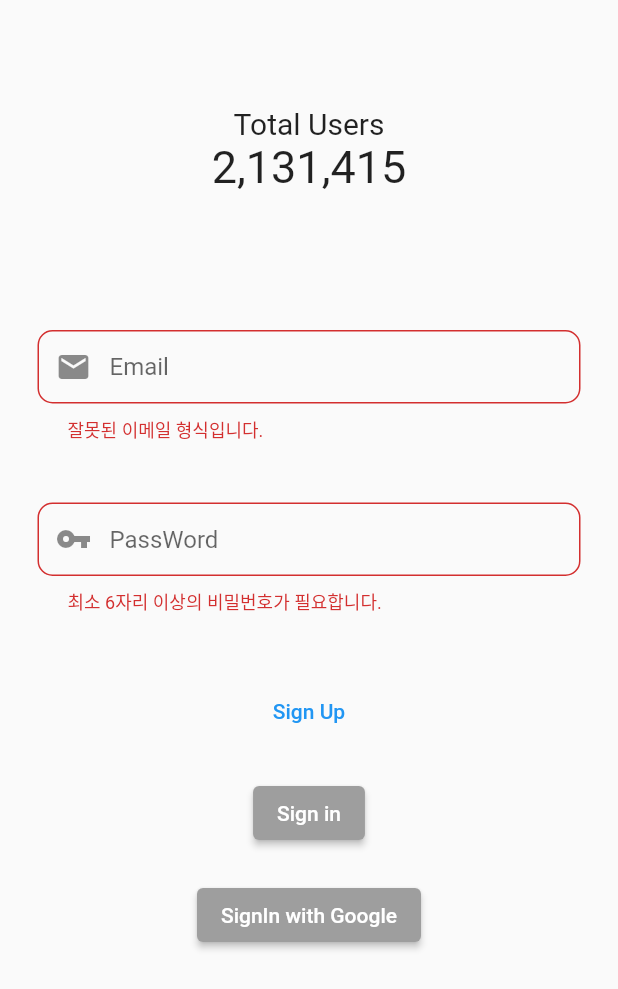
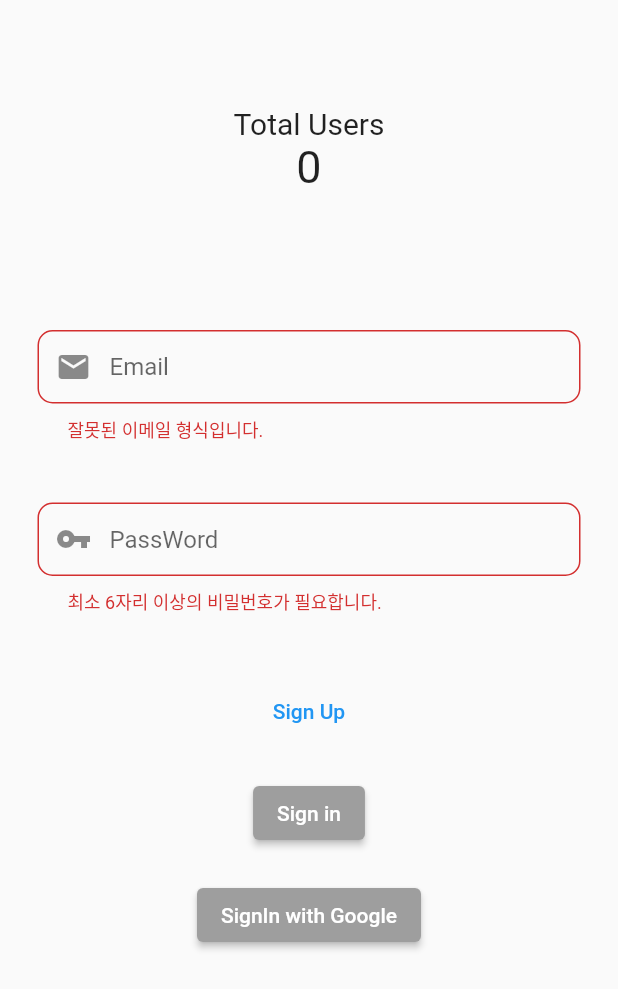
Before and after one commit to simata98/GDSC-Solution-Challenge-Green-Plogging-, a Flutter app: the screen it shows after launch, after a tap on "Sign in", on a phone screen of 412 x 824 dp. Shown: the top 989 px of the screen. Run offline on Flutter 3.47's test engine with Material 2 defaults, Android fonts, the light colour scheme and no system bars; our stand-ins replace cloud_firestore, firebase_auth, firebase_core, fluttertoast, get; accounts and stored records are empty.

```diff
--- a/lib/screen/login/sign_in.dart
+++ b/lib/screen/login/sign_in.dart
@@ -1,8 +1,10 @@
 import 'package:flutter/material.dart';
 import 'package:gdsc_solution/screen/login/sign_up.dart';
+import 'package:gdsc_solution/screen/myPage/my_profile.dart';
 import 'package:intl/intl.dart';
 import 'package:fluttertoast/fluttertoast.dart';
 import 'package:firebase_auth/firebase_auth.dart';
+import 'package:cloud_firestore/cloud_firestore.dart';
 import 'package:get/get.dart';
 
 //로그인 페이지
@@ -16,7 +18,7 @@ class SignIn extends StatefulWidget {
 class _SignInState extends State<SignIn> with SingleTickerProviderStateMixin{
   //사용자 수 출력 형식 지정
   var format = NumberFormat('###,###,###,###');
-  int user_count = 2131415;
+  int user_count=0;
 
   final _auth = FirebaseAuth.instance;
 
@@ -29,12 +31,10 @@ class _SignInState extends State<SignIn> with SingleTickerProviderStateMixin{
   @override
   void initState() {
     super.initState();
+    getUserNum().then((value) => user_count = value);
     //숫자 카운팅 애니메이션을 위한 컨트롤러 값 설정
-    animationController = AnimationController(vsync: this, duration:Duration(seconds: 1));
-    animation = IntTween(begin: 0, end: user_count).animate(
-      CurvedAnimation(parent: animationController, curve: Curves.ease)
-    );
-    animationController.forward();
+    animationController = AnimationController(vsync: this, duration:Duration(seconds: 2));
+
   }
   @override
   Widget build(BuildContext context) {
@@ -52,10 +52,9 @@ class _SignInState extends State<SignIn> with SingleTickerProviderStateMixin{
                       mainAxisAlignment: MainAxisAlignment.center,
                       children: [
                         Text('Total Users',style: TextStyle(fontSize: 20)),
-                        Text(format.format(animation!.value), style: TextStyle(fontSize: 30),)
+                        showUserNum()
                       ],
                     )
-                    //Text('${format.format(user_count)}'),
                   ),
                   Form(
                     key: _formKey,
@@ -107,6 +106,7 @@ class _SignInState extends State<SignIn> with SingleTickerProviderStateMixin{
                             ),
                           )
                   ]),),
+                  //회원가입 페이지 버튼
                   Container(
                     margin: EdgeInsets.only(top: 40),
                     child: TextButton(
@@ -116,6 +116,7 @@ class _SignInState extends State<SignIn> with SingleTickerProviderStateMixin{
                       },
                     ),
                   ),
+                  //로그인 버튼
                   Container(
                       margin: EdgeInsets.only(top: 20),
                       child: ElevatedButton(
@@ -125,6 +126,7 @@ class _SignInState extends State<SignIn> with SingleTickerProviderStateMixin{
                         child: Text('Sign in'),
                         style: ElevatedButton.styleFrom(primary: Colors.grey),
                       )),
+                  //구글 로그인 버튼
                   Container(
                       margin: EdgeInsets.only(top: 20),
                       child: ElevatedButton(
@@ -146,7 +148,7 @@ class _SignInState extends State<SignIn> with SingleTickerProviderStateMixin{
       try {
         await _auth.signInWithEmailAndPassword(
             email: email, password: password);
-        Get.to(SignUp()); //이부분을 홈으로 바꾸면 됨
+        Get.to(MyProfile()); //이부분을 홈으로 바꾸면 됨
       } catch (e) {
         Fluttertoast.showToast(msg: e.toString());
       }
@@ -156,4 +158,24 @@ class _SignInState extends State<SignIn> with SingleTickerProviderStateMixin{
   void googleSignIn(){
 
   }
+
+  //파이어스토어에 저장 되어있는 users 콜렉션의 길이를 구한다.
+  Future getUserNum() async{
+    var snapshot =  await FirebaseFirestore.instance.collection('users').get();
+    int num = snapshot.size;
+    setState(() {
+
+    });
+    return num;
+  }
+
+  //존재하는 유저 카운팅을 보여주기 위해 0부터 user_count까지 증가하도록 한다.
+  //그 후 텍스트를 출력한다.
+  showUserNum(){
+    animation = IntTween(begin: 0, end: user_count).animate(
+      CurvedAnimation(parent: animationController, curve: Curves.ease)
+    );
+    animationController.forward();
+    return Text(format.format(animation!.value), style: TextStyle(fontSize: 30));
+  }
 }
```
